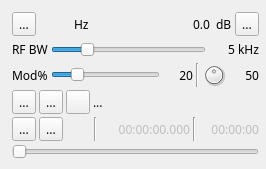
Above: plugins/channeltx/modam/ammodgui.ui from f4exb/sdrangel before the change. Below: the same form after it.
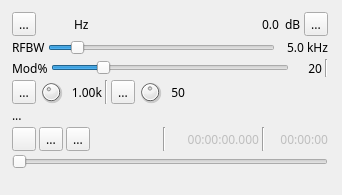
That is the form after the change. Icons and pictures are not drawn. Custom widgets are drawn as their Qt base class.

Commit message: AM Modulator: variable tone frequency

Diff of the .ui file:
```diff
--- a/plugins/channeltx/modam/ammodgui.ui
+++ b/plugins/channeltx/modam/ammodgui.ui
@@ -6,10 +6,16 @@
    <rect>
     <x>0</x>
     <y>0</y>
-    <width>266</width>
-    <height>169</height>
+    <width>342</width>
+    <height>195</height>
    </rect>
   </property>
+  <property name="minimumSize">
+   <size>
+    <width>290</width>
+    <height>0</height>
+   </size>
+  </property>
   <property name="font">
    <font>
     <family>Sans Serif</family>
@@ -27,10 +33,16 @@
     <rect>
      <x>10</x>
      <y>10</y>
-     <width>251</width>
-     <height>151</height>
+     <width>320</width>
+     <height>161</height>
     </rect>
    </property>
+   <property name="minimumSize">
+    <size>
+     <width>280</width>
+     <height>0</height>
+    </size>
+   </property>
    <property name="windowTitle">
     <string>Settings</string>
    </property>
@@ -175,7 +187,7 @@
       <item>
        <widget class="QLabel" name="label">
         <property name="text">
-         <string>RF BW</string>
+         <string>RFBW</string>
         </property>
        </widget>
       </item>
@@ -188,7 +200,7 @@
          <number>10</number>
         </property>
         <property name="maximum">
-         <number>200</number>
+         <number>400</number>
         </property>
         <property name="pageStep">
          <number>1</number>
@@ -210,7 +222,7 @@
          </size>
         </property>
         <property name="text">
-         <string>5 kHz</string>
+         <string>5.0 kHz</string>
         </property>
         <property name="alignment">
          <set>Qt::AlignRight|Qt::AlignTrailing|Qt::AlignVCenter</set>
@@ -282,50 +294,6 @@
         </property>
        </widget>
       </item>
-      <item>
-       <widget class="QDial" name="micVolume">
-        <property name="maximumSize">
-         <size>
-          <width>24</width>
-          <height>24</height>
-         </size>
-        </property>
-        <property name="toolTip">
-         <string>Audio input volume</string>
-        </property>
-        <property name="maximum">
-         <number>100</number>
-        </property>
-        <property name="pageStep">
-         <number>1</number>
-        </property>
-        <property name="value">
-         <number>50</number>
-        </property>
-       </widget>
-      </item>
-      <item>
-       <widget class="QLabel" name="micVolumeText">
-        <property name="minimumSize">
-         <size>
-          <width>30</width>
-          <height>0</height>
-         </size>
-        </property>
-        <property name="toolTip">
-         <string>Audio input volume level</string>
-        </property>
-        <property name="statusTip">
-         <string/>
-        </property>
-        <property name="text">
-         <string>50</string>
-        </property>
-        <property name="alignment">
-         <set>Qt::AlignRight|Qt::AlignTrailing|Qt::AlignVCenter</set>
-        </property>
-       </widget>
-      </item>
      </layout>
     </item>
     <item>
@@ -344,6 +312,57 @@
         </property>
        </widget>
       </item>
+      <item>
+       <widget class="QDial" name="toneFrequency">
+        <property name="maximumSize">
+         <size>
+          <width>24</width>
+          <height>24</height>
+         </size>
+        </property>
+        <property name="toolTip">
+         <string>Tone frequency</string>
+        </property>
+        <property name="minimum">
+         <number>10</number>
+        </property>
+        <property name="maximum">
+         <number>250</number>
+        </property>
+        <property name="pageStep">
+         <number>1</number>
+        </property>
+        <property name="value">
+         <number>100</number>
+        </property>
+       </widget>
+      </item>
+      <item>
+       <widget class="QLabel" name="toneFrequencyText">
+        <property name="minimumSize">
+         <size>
+          <width>36</width>
+          <height>0</height>
+         </size>
+        </property>
+        <property name="toolTip">
+         <string>Tone frequency (kHz)</string>
+        </property>
+        <property name="text">
+         <string>1.00k</string>
+        </property>
+        <property name="alignment">
+         <set>Qt::AlignRight|Qt::AlignTrailing|Qt::AlignVCenter</set>
+        </property>
+       </widget>
+      </item>
+      <item>
+       <widget class="Line" name="line_2">
+        <property name="orientation">
+         <enum>Qt::Vertical</enum>
+        </property>
+       </widget>
+      </item>
       <item>
        <widget class="ButtonSwitch" name="mic">
         <property name="toolTip">
@@ -362,6 +381,75 @@
        </widget>
       </item>
       <item>
+       <widget class="QDial" name="micVolume">
+        <property name="maximumSize">
+         <size>
+          <width>24</width>
+          <height>24</height>
+         </size>
+        </property>
+        <property name="toolTip">
+         <string>Audio input volume</string>
+        </property>
+        <property name="maximum">
+         <number>100</number>
+        </property>
+        <property name="pageStep">
+         <number>1</number>
+        </property>
+        <property name="value">
+         <number>50</number>
+        </property>
+       </widget>
+      </item>
+      <item>
+       <widget class="QLabel" name="micVolumeText">
+        <property name="minimumSize">
+         <size>
+          <width>20</width>
+          <height>0</height>
+         </size>
+        </property>
+        <property name="toolTip">
+         <string>Audio input volume level</string>
+        </property>
+        <property name="text">
+         <string>50</string>
+        </property>
+        <property name="alignment">
+         <set>Qt::AlignRight|Qt::AlignTrailing|Qt::AlignVCenter</set>
+        </property>
+       </widget>
+      </item>
+      <item>
+       <spacer name="horizontalSpacer_3">
+        <property name="orientation">
+         <enum>Qt::Horizontal</enum>
+        </property>
+        <property name="sizeHint" stdset="0">
+         <size>
+          <width>40</width>
+          <height>20</height>
+         </size>
+        </property>
+       </spacer>
+      </item>
+     </layout>
+    </item>
+    <item>
+     <layout class="QHBoxLayout" name="fileNameLayout">
+      <item>
+       <widget class="QLabel" name="recordFileText">
+        <property name="text">
+         <string>...</string>
+        </property>
+       </widget>
+      </item>
+     </layout>
+    </item>
+    <item>
+     <layout class="QHBoxLayout" name="playControllLayout">
+      <item>
        <widget class="QPushButton" name="showFileDialog">
         <property name="minimumSize">
          <size>
@@ -387,17 +475,6 @@
         </property>
        </widget>
       </item>
-      <item>
-       <widget class="QLabel" name="recordFileText">
-        <property name="text">
-         <string>...</string>
-        </property>
-       </widget>
-      </item>
-     </layout>
-    </item>
-    <item>
-     <layout class="QHBoxLayout" name="playControllLayout">
       <item>
        <widget class="ButtonSwitch" name="playLoop">
         <property name="toolTip">
```
Left out of the diff: 13 changed lines with no effect on the pictures. The commit also changes 6 other files.
